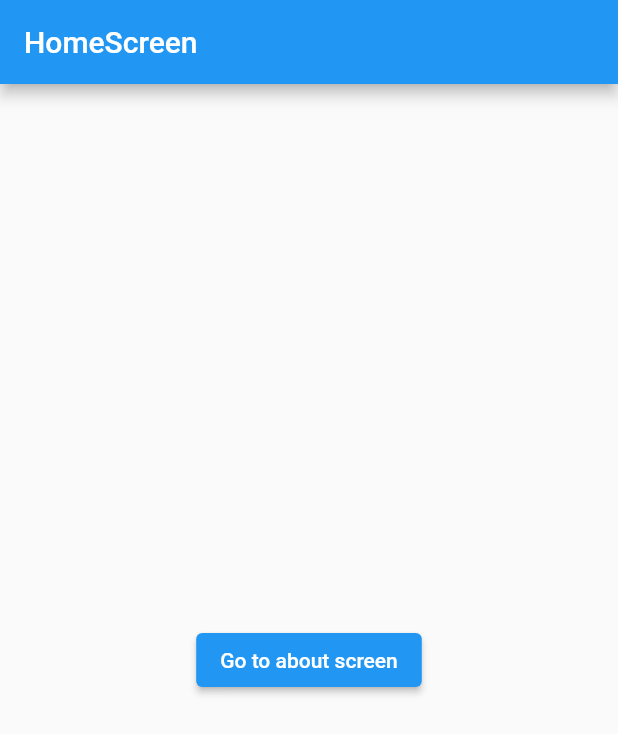
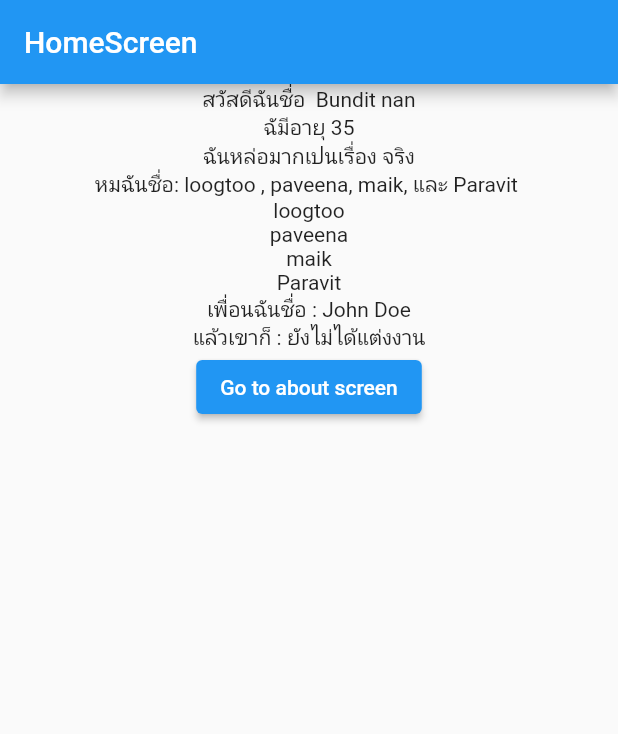
Before and after one commit to paet4171/example2, a Flutter app: the screen it shows after launch, on a phone screen of 412 x 824 dp. Shown: the top 734 px of the screen. Run offline on Flutter 3.47's test engine with Material 2 defaults, Android fonts, the phone set to English and light mode, and no system bars; missing offline and left inert: dart:html.

Commit message:
รอดไป

```diff
--- a/lib/screen/home_screen.dart
+++ b/lib/screen/home_screen.dart
@@ -1,3 +1,5 @@
+import 'dart:html';
+
 import 'package:example2/screen/about_screen.dart';
 import 'package:flutter/material.dart';
 
@@ -9,6 +11,18 @@ class HomeScreen extends StatefulWidget {
 }
 
 class _HomeScreenState extends State<HomeScreen> {
+  String name = " Bundit nan";
+  int age = 35;
+  bool lookingGood = true;
+
+  List<String> myDognames = ["loogtoo", "paveena", "maik", "Paravit"];
+  Map<String, dynamic> user = {
+    "id": 1,
+    "name": "John Doe",
+    "sex": "male",
+    "married": false
+  };
+
   @override
   Widget build(BuildContext context) {
     return Scaffold(
@@ -16,7 +30,16 @@ class _HomeScreenState extends State<HomeScreen> {
         title: Text("HomeScreen"),
       ),
       body: Center(
-        child: ElevatedButton(
+        child: Column(
+          children: [
+            Text("สวัสดีฉันชื่อ $name"),
+            Text("ฉัมีอายุ $age"),
+            Text("ฉันหล่อมากเปนเรื่อง ${lookingGood ? "จริง" : "ไม่จริง"}"),
+            Text("หมฉันชื่อ: ${myDognames[0] } , ${myDognames[1]}, ${myDognames[2]}, และ ${myDognames[3]} "),
+            ...myDognames.map((item) => Text(item)).toList(),
+            Text("เพื่อนฉันชื่อ : ${user["name"]}"),
+            Text("แล้วเขาก็ : ${user["married"] ? "แต่งงานแล้ว" : "ยังไม่ได้แต่งงาน"}"),
+            ElevatedButton(
               onPressed: () => {
                 Navigator.of(context).push(
                   MaterialPageRoute(
@@ -28,6 +51,8 @@ class _HomeScreenState extends State<HomeScreen> {
               },
               child: Text("Go to about screen"),
             ),
+          ],
+        ),
       ),
     );
   }
```
Lines whose indentation alone changed are shown as unchanged.
